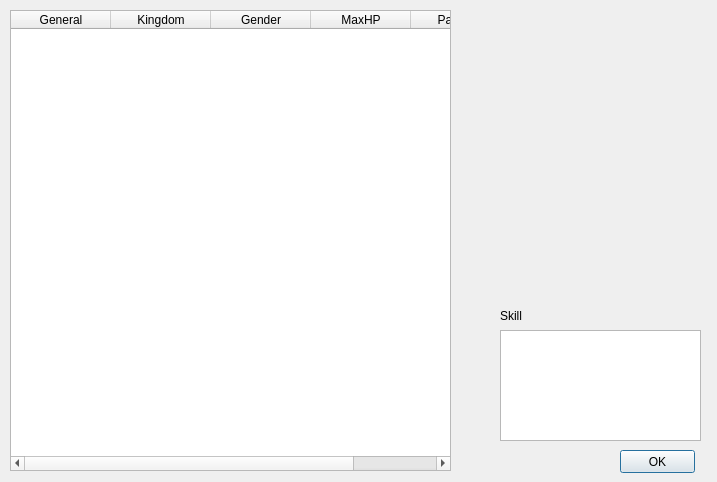
Before: the Qt Designer form src/generaloverview.ui in Mogara/QSanguosha, drawn with Qt 5.
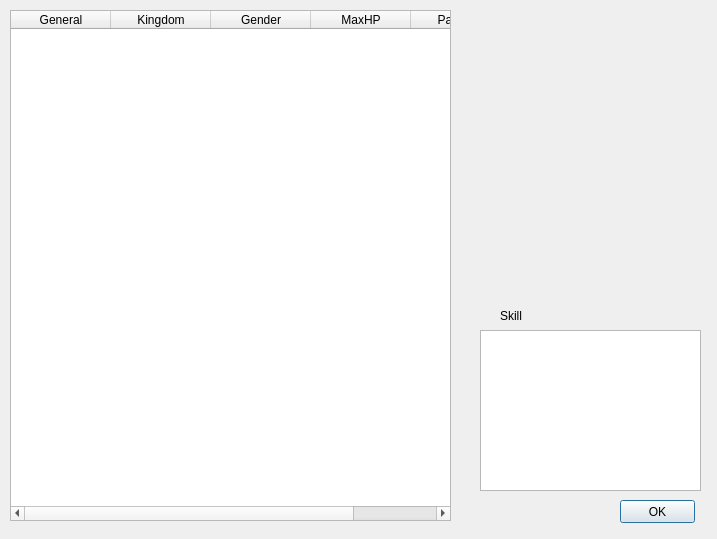
After: the same form once the commit is applied. Icons and pictures are not drawn.

The edit to the form file:
```diff
--- a/src/generaloverview.ui
+++ b/src/generaloverview.ui
@@ -10,7 +10,7 @@
     <x>0</x>
     <y>0</y>
     <width>717</width>
-    <height>482</height>
+    <height>539</height>
    </rect>
   </property>
   <property name="windowTitle">
@@ -22,7 +22,7 @@
      <x>10</x>
      <y>10</y>
      <width>441</width>
-     <height>461</height>
+     <height>511</height>
     </rect>
    </property>
    <property name="editTriggers">
@@ -67,7 +67,7 @@
    <property name="geometry">
     <rect>
      <x>620</x>
-     <y>450</y>
+     <y>500</y>
      <width>75</width>
      <height>23</height>
     </rect>
@@ -79,9 +79,9 @@
   <widget class="QLabel" name="generalPhoto">
    <property name="geometry">
     <rect>
-     <x>500</x>
+     <x>479</x>
      <y>10</y>
-     <width>200</width>
+     <width>221</width>
      <height>290</height>
     </rect>
    </property>
@@ -108,10 +108,10 @@
   <widget class="QTextEdit" name="skillTextEdit">
    <property name="geometry">
     <rect>
-     <x>500</x>
+     <x>480</x>
      <y>330</y>
-     <width>201</width>
-     <height>111</height>
+     <width>221</width>
+     <height>161</height>
     </rect>
    </property>
    <property name="readOnly">
```
